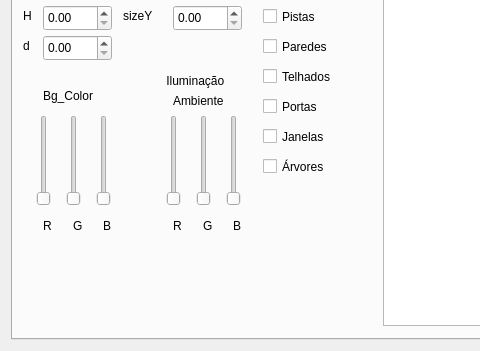
The window that mainwindow.ui (Alexandrecajamos/RayCasting) describes before a commit, drawn with Qt 5; both pictures show x 0 to 480 and y 299 to 650 of the 923 by 650 pixel window.
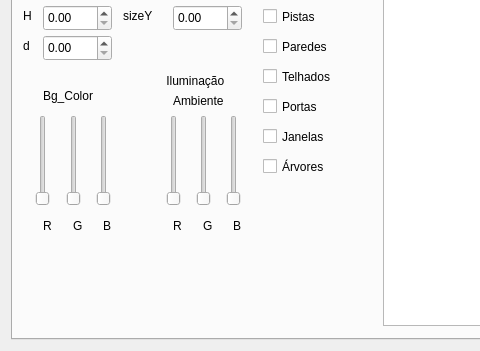
The same window after the commit. The open tabs and pages were chosen to show the change.

What changed in the file:
```diff
--- a/mainwindow.ui
+++ b/mainwindow.ui
@@ -265,22 +265,6 @@
          <string>z</string>
         </property>
        </widget>
-       <widget class="QSlider" name="bgR">
-        <property name="geometry">
-         <rect>
-          <x>20</x>
-          <y>360</y>
-          <width>21</width>
-          <height>91</height>
-         </rect>
-        </property>
-        <property name="maximum">
-         <number>255</number>
-        </property>
-        <property name="orientation">
-         <enum>Qt::Vertical</enum>
-        </property>
-       </widget>
        <widget class="QSlider" name="bgG">
         <property name="geometry">
          <rect>
@@ -737,6 +721,25 @@
          </rect>
         </property>
        </widget>
+       <widget class="QSlider" name="bgR">
+        <property name="enabled">
+         <bool>true</bool>
+        </property>
+        <property name="geometry">
+         <rect>
+          <x>20</x>
+          <y>360</y>
+          <width>20</width>
+          <height>91</height>
+         </rect>
+        </property>
+        <property name="maximum">
+         <number>255</number>
+        </property>
+        <property name="orientation">
+         <enum>Qt::Vertical</enum>
+        </property>
+       </widget>
       </widget>
       <widget class="QWidget" name="tab">
        <attribute name="title">
```
Left out of the diff: 60 changed lines with no effect on the pictures.
